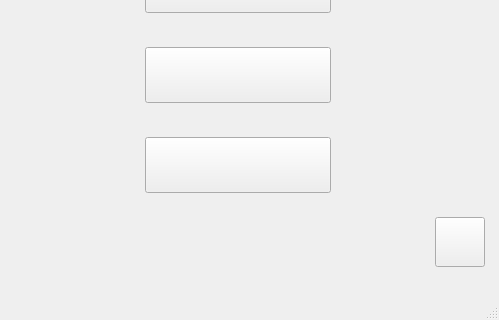
Qt form mainwindow.ui (SaltyLeung/SaltyPet) before a commit; both pictures show x 395 to 894 and y 280 to 600 of the 894 by 600 pixel window.
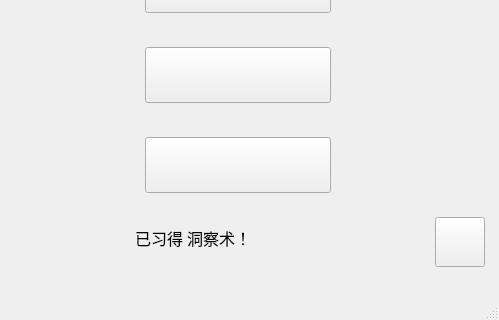
The same form after that commit. Icons and pictures are not drawn.

Patch:
```diff
--- a/mainwindow.ui
+++ b/mainwindow.ui
@@ -708,6 +708,25 @@
      <string/>
     </property>
    </widget>
+   <widget class="QLabel" name="see_learn">
+    <property name="geometry">
+     <rect>
+      <x>530</x>
+      <y>480</y>
+      <width>211</width>
+      <height>41</height>
+     </rect>
+    </property>
+    <property name="font">
+     <font>
+      <family>方正像素24</family>
+      <pointsize>12</pointsize>
+     </font>
+    </property>
+    <property name="text">
+     <string>已习得 洞察术！</string>
+    </property>
+   </widget>
    <zorder>label_2</zorder>
    <zorder>feed_button</zorder>
    <zorder>bath_button</zorder>
```
Left out of the diff: 1 changed line with no effect on the pictures.
